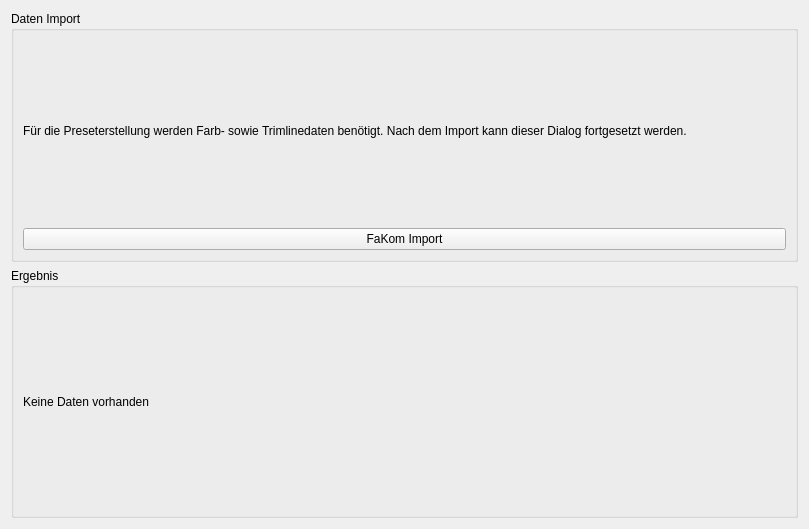
This is ui/wizard_import.ui in tappi287/RenderKnecht2 as Qt 5 draws it before an edit. The edited form follows.
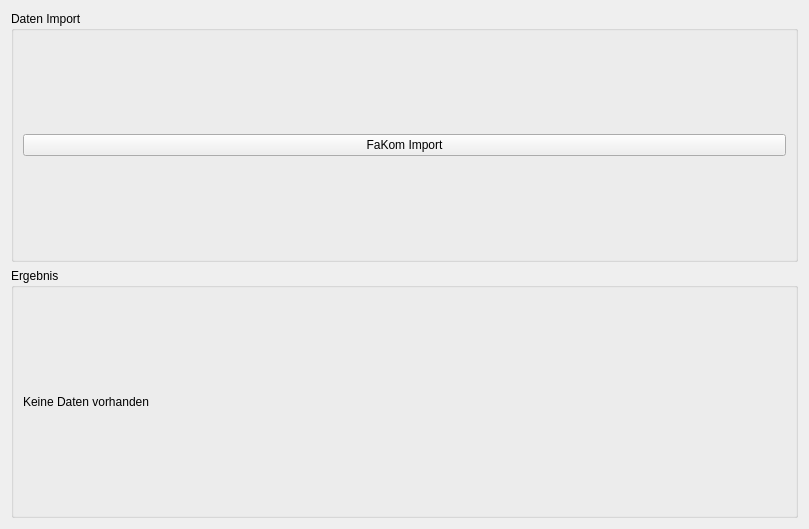
This is the edited form. Icons and pictures are not drawn.

Commit message: fixed item userType for item views search dialog will touch only editable items second iteration of preset wizard IconRsc get_pixmap respects dark mode KnData to model can create wizard specific models copy, paste respects un-editable item views added group item flags to KnechtModel(unselectable, uneditable)

The edit to the form file:
```diff
--- a/ui/wizard_import.ui
+++ b/ui/wizard_import.ui
@@ -20,16 +20,6 @@
       <string>Daten Import</string>
      </property>
      <layout class="QVBoxLayout" name="verticalLayout_2">
-      <item>
-       <widget class="QLabel" name="label_data">
-        <property name="text">
-         <string>Für die Preseterstellung werden Farb- sowie Trimlinedaten benötigt. Nach dem Import kann dieser Dialog fortgesetzt werden.</string>
-        </property>
-        <property name="wordWrap">
-         <bool>true</bool>
-        </property>
-       </widget>
-      </item>
       <item>
        <widget class="QPushButton" name="btn_fakom">
         <property name="text">
```
The commit also changes 22 other files.
